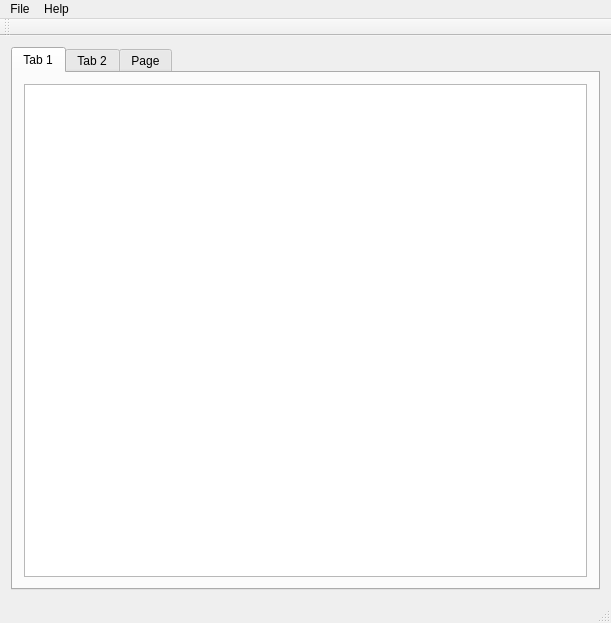
Old version of the form mainwindow.ui in the repository mrnkv/AMSVert.
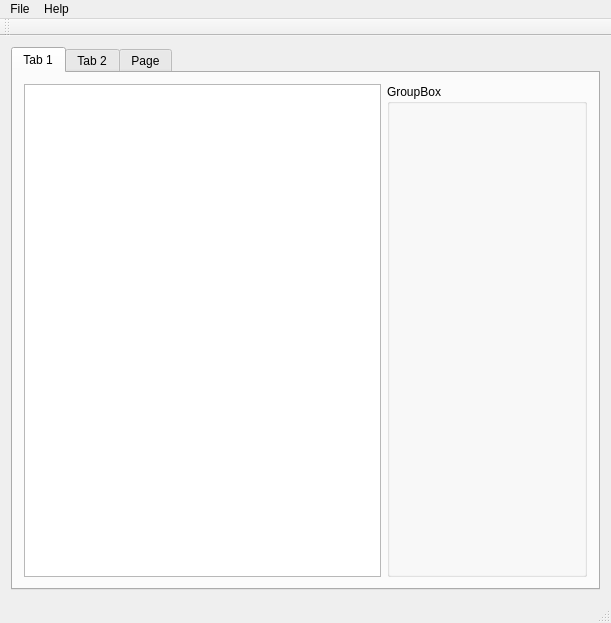
New version of the form. The open tabs and pages were chosen to show the change.

Patch:
```diff
--- a/mainwindow.ui
+++ b/mainwindow.ui
@@ -24,10 +24,23 @@
        <attribute name="title">
         <string>Tab 1</string>
        </attribute>
-       <layout class="QVBoxLayout" name="verticalLayout">
+       <layout class="QHBoxLayout" name="horizontalLayout_2">
         <item>
          <widget class="QTableView" name="levels_X"/>
         </item>
+        <item>
+         <widget class="QGroupBox" name="groupBox">
+          <property name="minimumSize">
+           <size>
+            <width>200</width>
+            <height>0</height>
+           </size>
+          </property>
+          <property name="title">
+           <string>GroupBox</string>
+          </property>
+         </widget>
+        </item>
        </layout>
       </widget>
       <widget class="QWidget" name="tab_Y">
```
Left out of the diff: 2 changed lines with no effect on the pictures.
